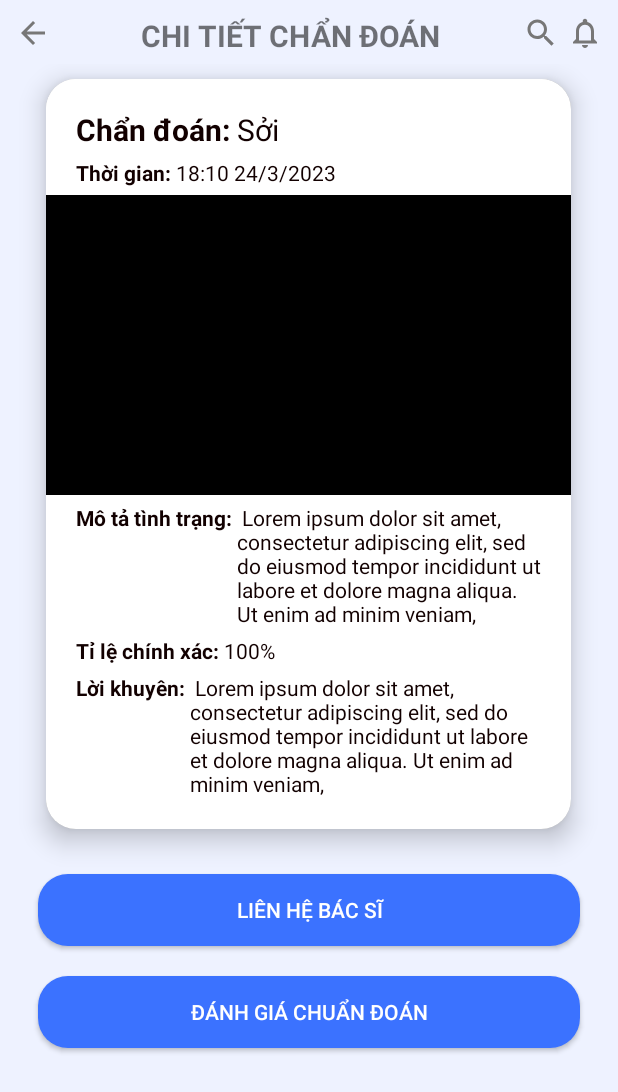
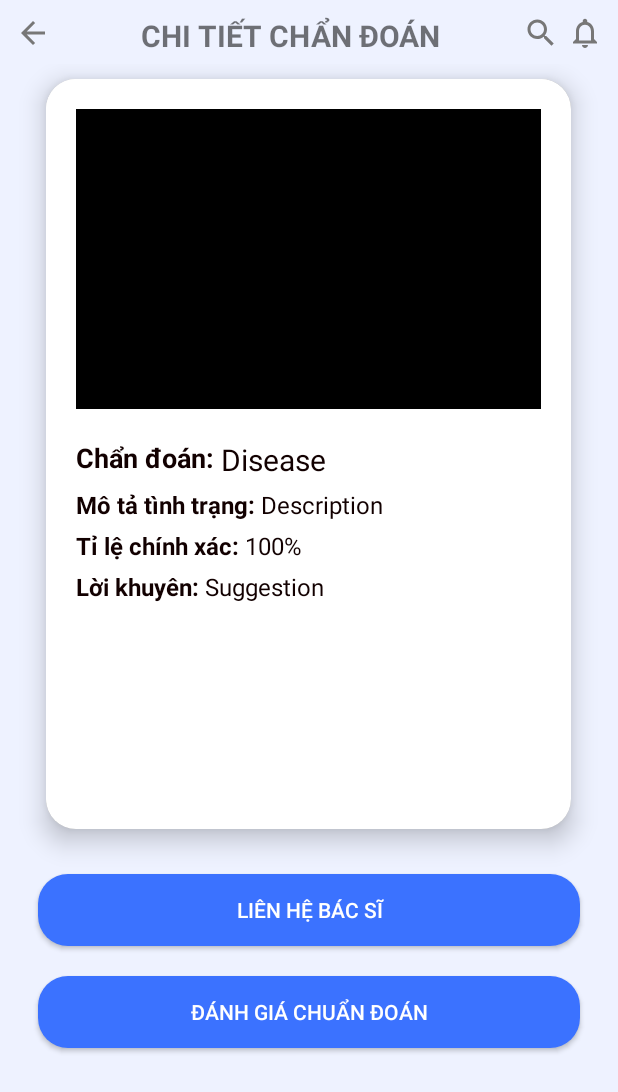
Before and after one commit to r1chou5e/derma-medical-app, an Android app: the layout activity_diagnose.xml on its own in the app's theme, with its tools: preview values and no code run, on a phone screen of 412 x 824 dp. Shown: the top 1092 px of the screen. Run offline under Robolectric (Android 15) with nearby library versions, the phone set to English and light mode, and no system bars; network calls fail.

Commit message:
add ActivytiDiagnose, add loading layout

```diff
--- a/app/build.gradle
+++ b/app/build.gradle
@@ -55,7 +55,12 @@ dependencies {
     implementation 'com.github.dhaval2404:imagepicker:2.1'
     implementation 'com.squareup.picasso:picasso:2.71828'
     implementation "androidx.lifecycle:lifecycle-runtime-ktx:2.6.1"
+    implementation 'com.airbnb.android:lottie:6.0.0'
     testImplementation 'junit:junit:4.13.2'
     androidTestImplementation 'androidx.test.ext:junit:1.1.5'
     androidTestImplementation 'androidx.test.espresso:espresso-core:3.5.1'
+    // Import the BoM for the Firebase platform
+    implementation platform('com.google.firebase:firebase-bom:32.1.0')
+    implementation 'com.google.firebase:firebase-firestore-ktx'
+    implementation 'com.google.firebase:firebase-analytics-ktx'
 }
--- a/app/src/main/AndroidManifest.xml
+++ b/app/src/main/AndroidManifest.xml
@@ -5,7 +5,7 @@
     <uses-permission android:name="android.permission.POST_NOTIFICATIONS" />
     <uses-permission android:name="android.permission.INTERNET"/>
     <uses-permission android:name="android.permission.READ_EXTERNAL_STORAGE"
-        android:maxSdkVersion="30" />
+        android:maxSdkVersion="32" />
 
     <application
         android:allowBackup="true"
--- a/app/src/main/res/layout/activity_diagnose.xml
+++ b/app/src/main/res/layout/activity_diagnose.xml
@@ -1,11 +1,19 @@
 <?xml version="1.0" encoding="utf-8"?>
-<RelativeLayout xmlns:android="http://schemas.android.com/apk/res/android"
-    xmlns:app="http://schemas.android.com/apk/res-auto"
+<ViewFlipper android:id="@+id/view_flipper"
+    android:layout_width="match_parent"
+    android:layout_height="match_parent"
+    xmlns:android="http://schemas.android.com/apk/res/android"
     xmlns:tools="http://schemas.android.com/tools"
+    xmlns:app="http://schemas.android.com/apk/res-auto">
+
+    <!-- Layout chính -->
+
+    <RelativeLayout
         android:layout_width="match_parent"
         android:layout_height="match_parent"
         android:background="@color/ghost_white"
-    tools:context=".DiagnoseActivity">
+        tools:context=".DiagnoseActivity"
+        android:id="@+id/main_layout">
 
         <RelativeLayout
             android:id="@+id/toolbar"
@@ -68,6 +76,20 @@
                 android:elevation="10dp"
                 app:srcCompat="@drawable/small_white_curved_rectangle"
                 tools:ignore="NotSibling" />
+            <ImageView
+                android:id="@+id/diagnosePic"
+                android:layout_width="350dp"
+                android:layout_height="200dp"
+                android:layout_alignStart="@id/imageView3"
+                android:layout_alignEnd="@id/imageView3"
+                android:layout_alignTop="@id/imageView3"
+                android:layout_marginStart="20dp"
+                android:layout_marginEnd="20dp"
+                android:layout_marginTop="20dp"
+                android:layout_centerHorizontal="true"
+                android:elevation="21dp"
+                app:srcCompat="@color/black"
+                tools:srcCompat="@tools:sample/backgrounds/scenic"/>
 
             <RelativeLayout
                 android:id="@+id/diagnose"
@@ -75,11 +97,11 @@
                 android:layout_height="wrap_content"
                 android:layout_alignStart="@id/imageView3"
                 android:layout_alignEnd="@id/imageView3"
-            android:layout_alignTop="@id/imageView3"
                 android:layout_marginStart="20dp"
                 android:layout_marginEnd="20dp"
                 android:layout_marginTop="20dp"
-            android:elevation="21dp">
+                android:elevation="21dp"
+                android:layout_below="@id/diagnosePic">
 
                 <TextView
                     android:id="@+id/DiagnoseTitle"
@@ -87,7 +109,7 @@
                     android:layout_height="wrap_content"
                     android:text="Chẩn đoán: "
                     android:textColor="#120000"
-                android:textSize="20sp"
+                    android:textSize="18sp"
                     android:textStyle="bold" />
 
                 <TextView
@@ -95,57 +117,17 @@
                     android:layout_width="wrap_content"
                     android:layout_height="wrap_content"
                     android:layout_toEndOf="@id/DiagnoseTitle"
-                android:text="Sởi"
+                    tools:text = "Disease"
                     android:textColor="#120000"
                     android:textSize="20sp" />
 
             </RelativeLayout>
 
             <RelativeLayout
-            android:id="@+id/Time"
+                android:id="@+id/Description"
                 android:layout_width="330dp"
                 android:layout_height="wrap_content"
                 android:layout_below="@id/diagnose"
-            android:layout_alignStart="@id/imageView3"
-            android:layout_marginStart="20dp"
-            android:layout_marginTop="5dp"
-            android:elevation="21dp">
-
-            <TextView
-                android:id="@+id/textView6"
-                android:layout_width="wrap_content"
-                android:layout_height="wrap_content"
-                android:layout_toEndOf="@id/diagnoseTitle"
-                android:text="18:10 24/3/2023"
-                android:textColor="#120000"
-                android:textSize="14sp" />
-
-            <TextView
-                android:id="@+id/diagnoseTitle"
-                android:layout_width="wrap_content"
-                android:layout_height="wrap_content"
-                android:text="Thời gian: "
-                android:textColor="#120000"
-                android:textSize="14sp"
-                android:textStyle="bold" />
-        </RelativeLayout>
-
-        <ImageView
-            android:id="@+id/diagnosePic"
-            android:layout_width="350dp"
-            android:layout_height="200dp"
-            android:layout_below="@id/Time"
-            android:layout_centerHorizontal="true"
-            android:layout_marginTop="5dp"
-            android:elevation="21dp"
-            app:srcCompat="@color/black"
-            tools:srcCompat="@tools:sample/backgrounds/scenic" />
-
-        <RelativeLayout
-            android:id="@+id/Description"
-            android:layout_width="330dp"
-            android:layout_height="wrap_content"
-            android:layout_below="@id/diagnosePic"
                 android:layout_alignEnd="@id/imageView3"
                 android:layout_alignStart="@id/imageView3"
                 android:layout_marginStart="20dp"
@@ -158,9 +140,9 @@
                     android:layout_width="wrap_content"
                     android:layout_height="wrap_content"
                     android:layout_toEndOf="@id/descriptionTitle"
-                android:text=" Lorem ipsum dolor sit amet, consectetur adipiscing elit, sed do eiusmod tempor incididunt ut labore et dolore magna aliqua. Ut enim ad minim veniam,"
                     android:textColor="#120000"
-                android:textSize="14sp" />
+                    tools:text="Description"
+                    android:textSize="16sp" />
 
                 <TextView
                     android:id="@+id/descriptionTitle"
@@ -168,7 +150,7 @@
                     android:layout_height="wrap_content"
                     android:text="Mô tả tình trạng: "
                     android:textColor="#120000"
-                android:textSize="14sp"
+                    android:textSize="16sp"
                     android:textStyle="bold" />
             </RelativeLayout>
 
@@ -189,7 +171,7 @@
                     android:layout_toEndOf="@id/ProbabilityTitle"
                     android:text="100%"
                     android:textColor="#120000"
-                android:textSize="14sp" />
+                    android:textSize="16sp" />
 
                 <TextView
                     android:id="@+id/ProbabilityTitle"
@@ -197,7 +179,7 @@
                     android:layout_height="wrap_content"
                     android:text="Tỉ lệ chính xác: "
                     android:textColor="#120000"
-                android:textSize="14sp"
+                    android:textSize="16sp"
                     android:textStyle="bold" />
             </RelativeLayout>
 
@@ -215,14 +197,18 @@
                 android:layout_marginTop="5dp"
                 android:elevation="21dp">
 
+                <ScrollView
+                    android:layout_width="wrap_content"
+                    android:layout_height="wrap_content"
+                    android:layout_toEndOf="@id/suggestionTitle">
                     <TextView
                         android:id="@+id/suggenstionContent"
                         android:layout_width="wrap_content"
                         android:layout_height="wrap_content"
-                android:layout_toEndOf="@id/suggestionTitle"
-                android:text=" Lorem ipsum dolor sit amet, consectetur adipiscing elit, sed do eiusmod tempor incididunt ut labore et dolore magna aliqua. Ut enim ad minim veniam,"
                         android:textColor="#120000"
-                android:textSize="14sp" />
+                        android:textSize="16sp"
+                        tools:text="Suggestion"/>
+                </ScrollView>
 
                 <TextView
                     android:id="@+id/suggestionTitle"
@@ -230,7 +216,7 @@
                     android:layout_height="wrap_content"
                     android:text="Lời khuyên: "
                     android:textColor="#120000"
-                android:textSize="14sp"
+                    android:textSize="16sp"
                     android:textStyle="bold" />
             </RelativeLayout>
 
@@ -262,4 +248,27 @@
 
         </RelativeLayout>
 
+        <ProgressBar
+            android:id="@+id/loadingProgressBar"
+            android:layout_width="match_parent"
+            android:layout_height="match_parent"
+            android:layout_centerInParent="true"
+            android:visibility="gone" />
+
     </RelativeLayout>
+
+    <!-- Layout phụ -->
+    <RelativeLayout android:layout_width="match_parent"
+        android:layout_height="match_parent"
+        android:id="@+id/secondary_layout">
+        <com.airbnb.lottie.LottieAnimationView
+            android:id="@+id/animationview"
+            android:layout_width="match_parent"
+            android:layout_height="match_parent"
+            app:lottie_rawRes="@raw/loading"
+            app:lottie_loop="true"
+            app:lottie_autoPlay="true"/>
+
+    </RelativeLayout>
+
+</ViewFlipper>
--- a/gradle.properties
+++ b/gradle.properties
@@ -13,8 +13,9 @@
 #Sat Jun 03 15:26:48 ICT 2023
 android.defaults.buildfeatures.buildconfig=true
 android.enableJetifier=true
-android.nonFinalResIds=false
 android.nonTransitiveRClass=true
 android.useAndroidX=true
 kotlin.code.style=official
 org.gradle.jvmargs=-Xmx2048m -Dfile.encoding\=UTF-8
+android.nonFinalResIds=true
+org.gradle.unsafe.configuration-cache=true
```
Also changed, not shown: app/src/main/java/com/example/dermamedicalapplication/DiagnoseActivity.kt (+31 -10 lines), app/src/main/java/com/example/dermamedicalapplication/ModelDerm.kt (+75 -86 lines), app/src/main/java/com/example/dermamedicalapplication/QuestionActivity.kt (+63 -30 lines), app/src/main/res/layout/activity_question.xml (+5 -4 lines), build.gradle (+8 -0 lines), 2 other files. Lines whose indentation alone changed are shown as unchanged.
